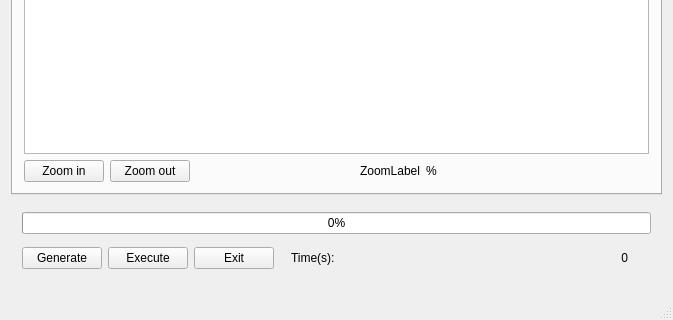
sojoe02/RANA, file mainwindow.ui: the form before one commit; both pictures show x 0 to 673 and y 222 to 542 of the 673 by 542 pixel window.
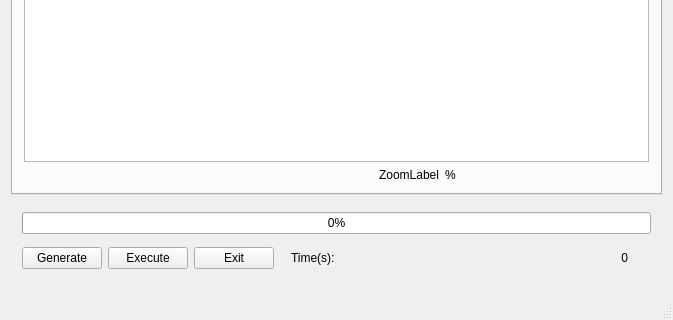
The form after the commit.

Commit message: changes zoom to be controlled by the mouse. Also changes the map into a proper manipulatable pixmap

```diff
--- a/mainwindow.ui
+++ b/mainwindow.ui
@@ -458,36 +458,7 @@
         <string>Map</string>
        </attribute>
        <layout class="QGridLayout" name="gridLayout_4">
-        <item row="3" column="0">
-         <widget class="QPushButton" name="zoomInPushButton">
-          <property name="sizePolicy">
-           <sizepolicy hsizetype="Fixed" vsizetype="Fixed">
-            <horstretch>0</horstretch>
-            <verstretch>0</verstretch>
-           </sizepolicy>
-          </property>
-          <property name="text">
-           <string>Zoom in</string>
-          </property>
-         </widget>
-        </item>
-        <item row="2" column="0" colspan="4">
-         <widget class="QGraphicsView" name="graphicsView"/>
-        </item>
         <item row="3" column="1">
-         <widget class="QPushButton" name="zoomOutPushButton">
-          <property name="sizePolicy">
-           <sizepolicy hsizetype="Fixed" vsizetype="Fixed">
-            <horstretch>0</horstretch>
-            <verstretch>0</verstretch>
-           </sizepolicy>
-          </property>
-          <property name="text">
-           <string>Zoom out</string>
-          </property>
-         </widget>
-        </item>
-        <item row="3" column="2">
          <widget class="QLabel" name="zoomLabel">
           <property name="text">
            <string>ZoomLabel</string>
@@ -497,7 +468,10 @@
           </property>
          </widget>
         </item>
-        <item row="3" column="3">
+        <item row="2" column="0" colspan="3">
+         <widget class="QGraphicsView" name="graphicsView"/>
+        </item>
+        <item row="3" column="2">
          <widget class="QLabel" name="label_12">
           <property name="text">
            <string>%</string>
```
The commit also changes 2 other files.
